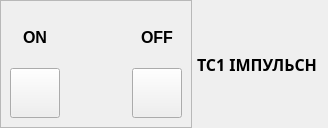
Before: the Qt Designer form tccontrol.ui in Goodjamp/Mdio, drawn with Qt 5.
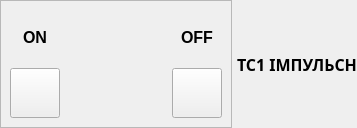
After: the same form once the commit is applied.

Commit message: Updated UI text for wqlabels

```diff
--- a/tccontrol.ui
+++ b/tccontrol.ui
@@ -116,13 +116,13 @@
          <widget class="QLabel" name="lStateTextStr1">
           <property name="minimumSize">
            <size>
-            <width>60</width>
+            <width>100</width>
             <height>30</height>
            </size>
           </property>
           <property name="maximumSize">
            <size>
-            <width>60</width>
+            <width>100</width>
             <height>30</height>
            </size>
           </property>
@@ -146,13 +146,13 @@
          <widget class="QLabel" name="lStateTextStr2">
           <property name="minimumSize">
            <size>
-            <width>60</width>
+            <width>100</width>
             <height>30</height>
            </size>
           </property>
           <property name="maximumSize">
            <size>
-            <width>60</width>
+            <width>100</width>
             <height>30</height>
            </size>
           </property>
```
The commit also changes 3 other files.
